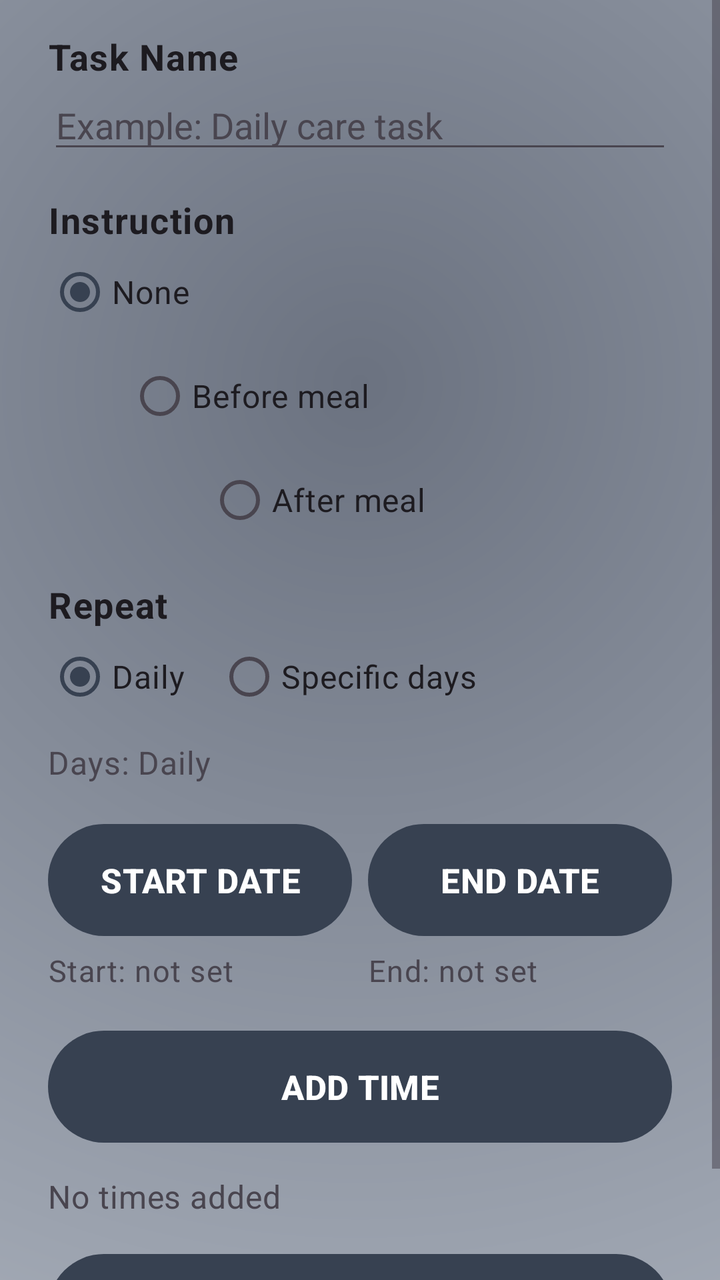
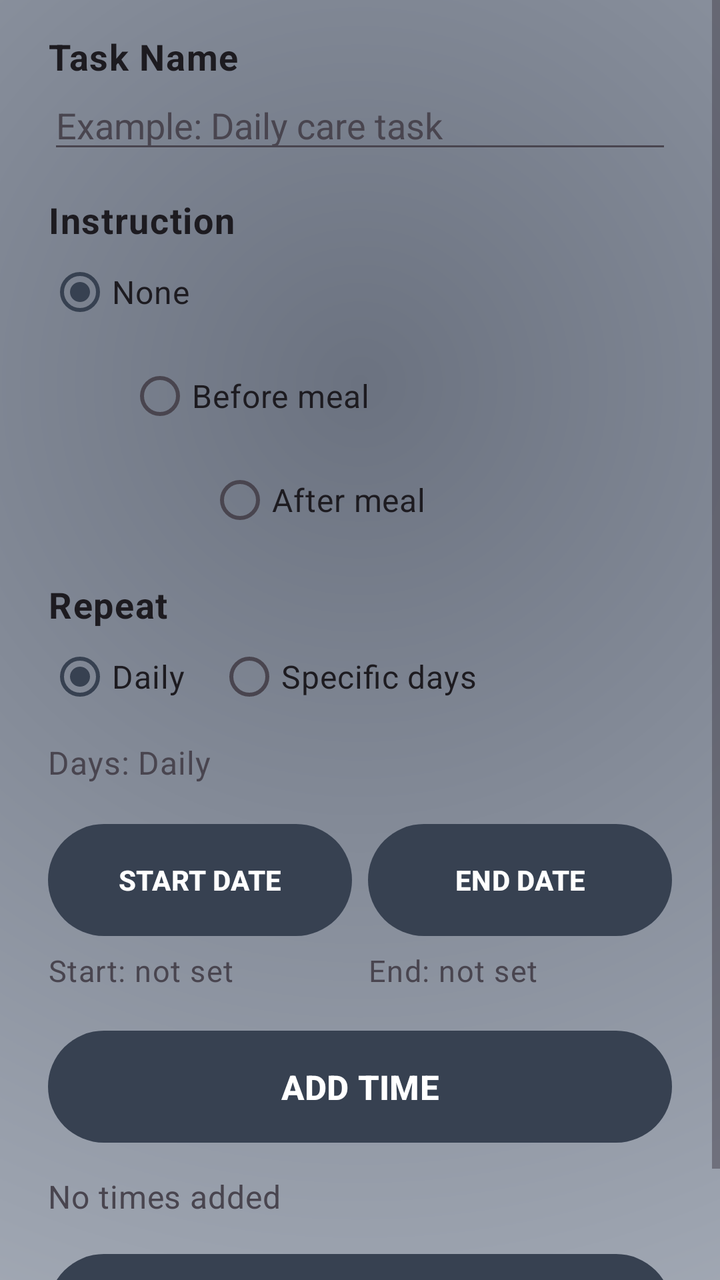

Screens rendered from an Android XML layout before and after an edit, with the pre-edit source and the edit as a unified diff.
<!-- AndroidManifest.xml: application theme Theme.AllIsOK -->
<!-- res/layout/activity_care_edit.xml -->
<?xml version="1.0" encoding="utf-8"?>
<ScrollView xmlns:android="http://schemas.android.com/apk/res/android"
    xmlns:app="http://schemas.android.com/apk/res-auto"
    android:layout_width="match_parent"
    android:layout_height="match_parent"
    android:background="@drawable/bg_home_gradient">

    <LinearLayout
        android:layout_width="match_parent"
        android:layout_height="wrap_content"
        android:orientation="vertical"
        android:paddingStart="24dp"
        android:paddingTop="16dp"
        android:paddingEnd="24dp"
        android:paddingBottom="14dp">

        <TextView
            android:layout_width="wrap_content"
            android:layout_height="wrap_content"
            android:text="@string/care_edit_name_label"
            android:textAppearance="?attr/textAppearanceBodyLarge"
            android:textColor="?android:attr/textColorPrimary"
            android:textSize="18sp"
            android:textStyle="bold" />

        <EditText
            android:id="@+id/inputName"
            android:layout_width="match_parent"
            android:layout_height="wrap_content"
            android:layout_marginBottom="16dp"
            android:hint="@string/care_edit_name_hint"
            android:textColor="?android:attr/textColorPrimary"
            android:textColorHint="?android:attr/textColorSecondary"
            android:textSize="18sp" />

        <TextView
            android:layout_width="wrap_content"
            android:layout_height="wrap_content"
            android:text="@string/care_edit_instruction_label"
            android:textAppearance="?attr/textAppearanceBodyLarge"
            android:textColor="?android:attr/textColorPrimary"
            android:textSize="18sp"
            android:textStyle="bold" />

        <RadioGroup
            android:id="@+id/groupInstruction"
            android:layout_width="match_parent"
            android:layout_height="wrap_content"
            android:layout_marginBottom="16dp"
            android:orientation="vertical">

            <RadioButton
                android:id="@+id/radioNone"
                android:layout_width="wrap_content"
                android:layout_height="wrap_content"
                android:checked="true"
                android:text="@string/care_instruction_none"
                android:textColor="?android:attr/textColorPrimary"
                android:textSize="16sp" />

            <RadioButton
                android:id="@+id/radioBefore"
                android:layout_width="wrap_content"
                android:layout_height="wrap_content"
                android:layout_marginTop="4dp"
                android:layout_marginStart="40dp"
                android:text="@string/care_instruction_before_food"
                android:textColor="?android:attr/textColorPrimary"
                android:textSize="16sp" />

            <RadioButton
                android:id="@+id/radioAfter"
                android:layout_width="wrap_content"
                android:layout_height="wrap_content"
                android:layout_marginTop="4dp"
                android:layout_marginStart="80dp"
                android:text="@string/care_instruction_after_food"
                android:textColor="?android:attr/textColorPrimary"
                android:textSize="16sp" />

        </RadioGroup>

        <TextView
            android:layout_width="wrap_content"
            android:layout_height="wrap_content"
            android:text="@string/care_edit_repeat_label"
            android:textAppearance="?attr/textAppearanceBodyLarge"
            android:textColor="?android:attr/textColorPrimary"
            android:textSize="18sp"
            android:textStyle="bold" />

        <RadioGroup
            android:id="@+id/groupRepeat"
            android:layout_width="match_parent"
            android:layout_height="wrap_content"
            android:layout_marginBottom="8dp"
            android:orientation="horizontal">

            <RadioButton
                android:id="@+id/radioDaily"
                android:layout_width="wrap_content"
                android:layout_height="wrap_content"
                android:checked="true"
                android:text="@string/care_repeat_daily"
                android:textColor="?android:attr/textColorPrimary"
                android:textSize="16sp" />

            <RadioButton
                android:id="@+id/radioSpecific"
                android:layout_width="wrap_content"
                android:layout_height="wrap_content"
                android:layout_marginStart="16dp"
                android:text="@string/care_repeat_specific_days"
                android:textColor="?android:attr/textColorPrimary"
                android:textSize="16sp" />

        </RadioGroup>

        <com.google.android.material.button.MaterialButton
            android:id="@+id/btnPickDays"
            android:layout_width="match_parent"
            android:layout_height="64dp"
            android:layout_marginBottom="6dp"
            android:text="@string/care_pick_days"
            android:textAllCaps="true"
            android:textSize="17sp"
            android:textStyle="bold"
            android:visibility="gone"
            app:backgroundTint="?attr/colorPrimary" />

        <TextView
            android:id="@+id/textRepeatDays"
            android:layout_width="match_parent"
            android:layout_height="wrap_content"
            android:layout_marginBottom="16dp"
            android:text="@string/care_days_daily"
            android:textAppearance="?attr/textAppearanceBodyMedium"
            android:textColor="?android:attr/textColorSecondary"
            android:textSize="16sp" />

        <LinearLayout
            android:layout_width="match_parent"
            android:layout_height="wrap_content"
            android:layout_marginBottom="16dp"
            android:orientation="horizontal">

            <LinearLayout
                android:layout_width="0dp"
                android:layout_height="wrap_content"
                android:layout_weight="1"
                android:orientation="vertical">

                <com.google.android.material.button.MaterialButton
                    android:id="@+id/btnPickStart"
                    android:layout_width="match_parent"
                    android:layout_height="64dp"
                    android:text="@string/care_start_date"
                    android:textAllCaps="true"
                    android:textSize="17sp"
                    android:textStyle="bold"
                    app:backgroundTint="?attr/colorPrimary" />

                <TextView
                    android:id="@+id/textStart"
                    android:layout_width="match_parent"
                    android:layout_height="wrap_content"
                    android:layout_marginTop="3dp"
                    android:text="@string/care_start_not_set"
                    android:textAppearance="?attr/textAppearanceBodySmall"
                    android:textColor="?android:attr/textColorSecondary"
                    android:textSize="15sp" />

            </LinearLayout>

            <Space
                android:layout_width="8dp"
                android:layout_height="wrap_content" />

            <LinearLayout
                android:layout_width="0dp"
                android:layout_height="wrap_content"
                android:layout_weight="1"
                android:orientation="vertical">

                <com.google.android.material.button.MaterialButton
                    android:id="@+id/btnPickEnd"
                    android:layout_width="match_parent"
                    android:layout_height="64dp"
                    android:text="@string/care_end_date"
                    android:textAllCaps="true"
                    android:textSize="17sp"
                    android:textStyle="bold"
                    app:backgroundTint="?attr/colorPrimary" />

                <TextView
                    android:id="@+id/textEnd"
                    android:layout_width="match_parent"
                    android:layout_height="wrap_content"
                    android:layout_marginTop="3dp"
                    android:text="@string/care_end_not_set"
                    android:textAppearance="?attr/textAppearanceBodySmall"
                    android:textColor="?android:attr/textColorSecondary"
                    android:textSize="15sp" />

            </LinearLayout>

        </LinearLayout>

        <com.google.android.material.button.MaterialButton
            android:id="@+id/btnAddTime"
            android:layout_width="match_parent"
            android:layout_height="64dp"
            android:layout_marginBottom="8dp"
            android:text="@string/care_add_time"
            android:textAllCaps="true"
            android:textSize="17sp"
            android:textStyle="bold"
            app:backgroundTint="?attr/colorPrimary" />

        
        <LinearLayout
            android:id="@+id/layoutTimes"
            android:layout_width="match_parent"
            android:layout_height="wrap_content"
            android:layout_marginBottom="4dp"
            android:orientation="horizontal">

            <LinearLayout
                android:id="@+id/leftColumn"
                android:layout_width="0dp"
                android:layout_height="wrap_content"
                android:layout_weight="1"
                android:orientation="vertical" />

            <LinearLayout
                android:id="@+id/rightColumn"
                android:layout_width="0dp"
                android:layout_height="wrap_content"
                android:layout_weight="1"
                android:orientation="vertical" />

        </LinearLayout>

        <TextView
            android:id="@+id/textNoTimes"
            android:layout_width="match_parent"
            android:layout_height="wrap_content"
            android:layout_marginBottom="14dp"
            android:text="@string/care_no_times_added"
            android:textAppearance="?attr/textAppearanceBodyMedium"
            android:textColor="?android:attr/textColorSecondary"
            android:textSize="16sp" />

        <com.google.android.material.button.MaterialButton
            android:id="@+id/btnSaveCare"
            android:layout_width="match_parent"
            android:layout_height="64dp"
            android:text="@string/save"
            android:textAllCaps="true"
            android:textSize="17sp"
            android:textStyle="bold"
            app:backgroundTint="?attr/colorPrimary" />

    </LinearLayout>

</ScrollView>
<!-- resources referenced by this layout -->
<resources>
  <!-- drawable bg_home_gradient (drawable) -->
  <?xml version="1.0" encoding="utf-8"?>
  <shape xmlns:android="http://schemas.android.com/apk/res/android"
      android:shape="rectangle">
  
      <gradient
          android:type="radial"
          android:gradientRadius="900dp"
          android:centerX="0.5"
          android:centerY="0.3"
          android:startColor="#6B7280"
          android:centerColor="#9CA3AF"
          android:endColor="#D1D5DB" />
  
  </shape>
  <string name="care_add_time">ADD TIME</string>
  <string name="care_days_daily">Days: Daily</string>
  <string name="care_edit_instruction_label">Instruction</string>
  <string name="care_edit_name_hint">Example: Daily care task</string>
  <string name="care_edit_name_label">Task Name</string>
  <string name="care_edit_repeat_label">Repeat</string>
  <string name="care_end_date">END DATE</string>
  <string name="care_end_not_set">End: not set</string>
  <string name="care_instruction_after_food">After meal</string>
  <string name="care_instruction_before_food">Before meal</string>
  <string name="care_instruction_none">None</string>
  <string name="care_no_times_added">No times added</string>
  <string name="care_pick_days">PICK DAYS</string>
  <string name="care_repeat_daily">Daily</string>
  <string name="care_repeat_specific_days">Specific days</string>
  <string name="care_start_date">START DATE</string>
  <string name="care_start_not_set">Start: not set</string>
  <string name="save">Save</string>
  <style name="Theme.AllIsOK" parent="Base.Theme.AllIsOK">
          <item name="colorPrimary">@color/expirely_primary</item>
          <item name="colorOnPrimary">@color/expirely_onPrimary</item>
          <item name="android:statusBarColor">@color/expirely_primary</item>
          <item name="popupMenuStyle">@style/Widget.AllIsOK.PopupMenu</item>
          <item name="actionOverflowMenuStyle">@style/Widget.AllIsOK.PopupMenu</item>
      </style>
  <style name="Base.Theme.AllIsOK" parent="Theme.Material3.DayNight.NoActionBar">
      </style>
  <color name="expirely_primary">#374151</color>
  <color name="expirely_onPrimary">#FFFFFF</color>
  <style name="Widget.AllIsOK.PopupMenu" parent="Widget.Material3.PopupMenu">
          <item name="android:popupBackground">@drawable/bg_rounded_popup</item>
          <item name="android:popupElevation">12dp</item>
      </style>
  <!-- drawable bg_rounded_popup (drawable) -->
  <?xml version="1.0" encoding="utf-8"?>
  <shape xmlns:android="http://schemas.android.com/apk/res/android"
      android:shape="rectangle">
      <solid android:color="#FFFFFF" />
      <corners android:radius="18dp" />
      <stroke
          android:width="1dp"
          android:color="#1A000000" />
      <padding
          android:left="8dp"
          android:top="8dp"
          android:right="8dp"
          android:bottom="8dp" />
  </shape>
</resources>

<!-- the commit's change to res/layout/activity_care_edit.xml (unified diff, before → after) -->
@@ -156,7 +156,7 @@
                     android:layout_height="64dp"
                     android:text="@string/care_start_date"
                     android:textAllCaps="true"
-                    android:textSize="17sp"
+                    android:textSize="14sp"
                     android:textStyle="bold"
                     app:backgroundTint="?attr/colorPrimary" />
 
@@ -188,7 +188,7 @@
                     android:layout_height="64dp"
                     android:text="@string/care_end_date"
                     android:textAllCaps="true"
-                    android:textSize="17sp"
+                    android:textSize="14sp"
                     android:textStyle="bold"
                     app:backgroundTint="?attr/colorPrimary" />
 
